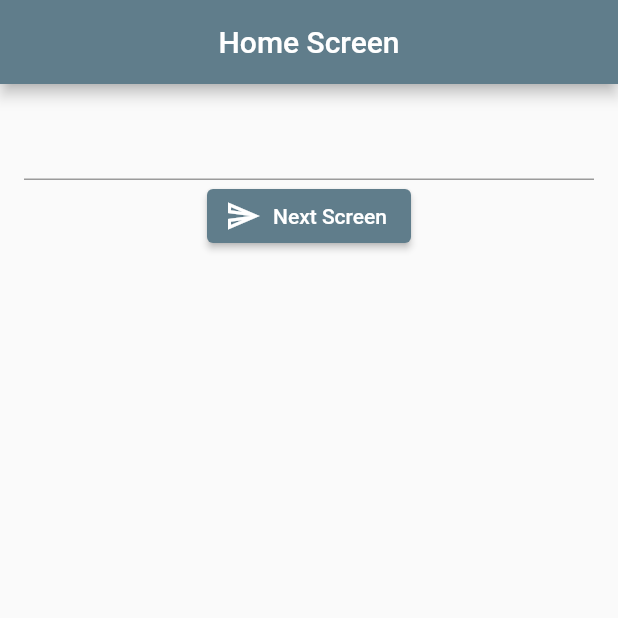
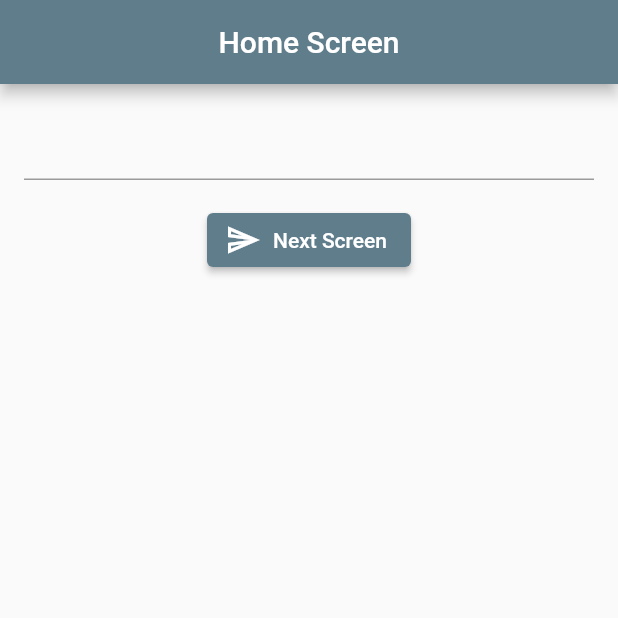
Before and after one commit to geraldtt47/flutter_shared_preference_sample_app, a Flutter app: the screen it shows after launch, on a phone screen of 412 x 824 dp, the top half of it. Run offline on Flutter 3.47's test engine with Material 2 defaults, Android fonts, the phone set to English and light mode, and no system bars; our stand-ins replace shared_preferences.

Commit message:
Added new_screen.dart

```diff
--- a/lib/screens/home_screen.dart
+++ b/lib/screens/home_screen.dart
@@ -45,6 +45,7 @@ class _HomeScreenState extends State<HomeScreen> {
                 });
               },
             ),
+            const SizedBox(height: 16.0),
             ElevatedButton.icon(
               onPressed: () {
                 Navigator.push(context, MaterialPageRoute(builder: (_) => const NextScreen()));
```
Also changed, not shown: lib/screens/next_screen.dart (+7 -5 lines).
